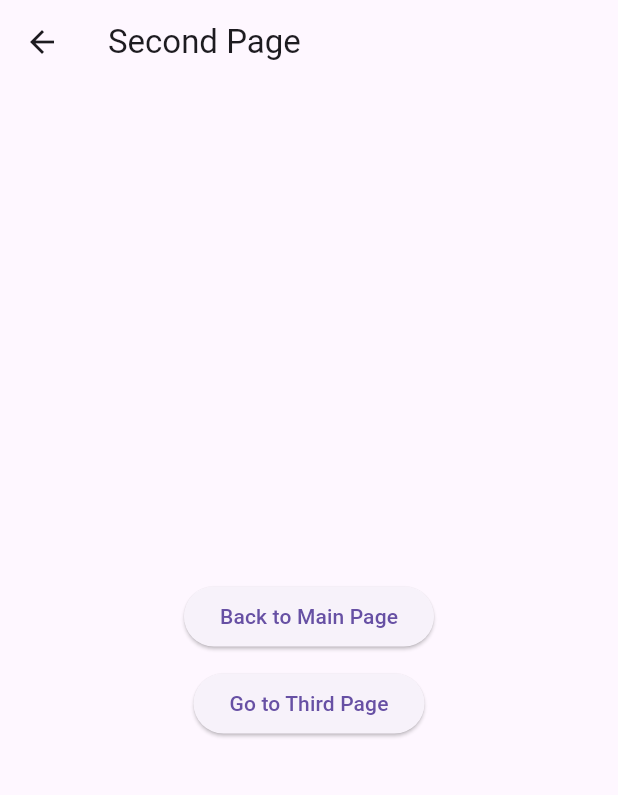
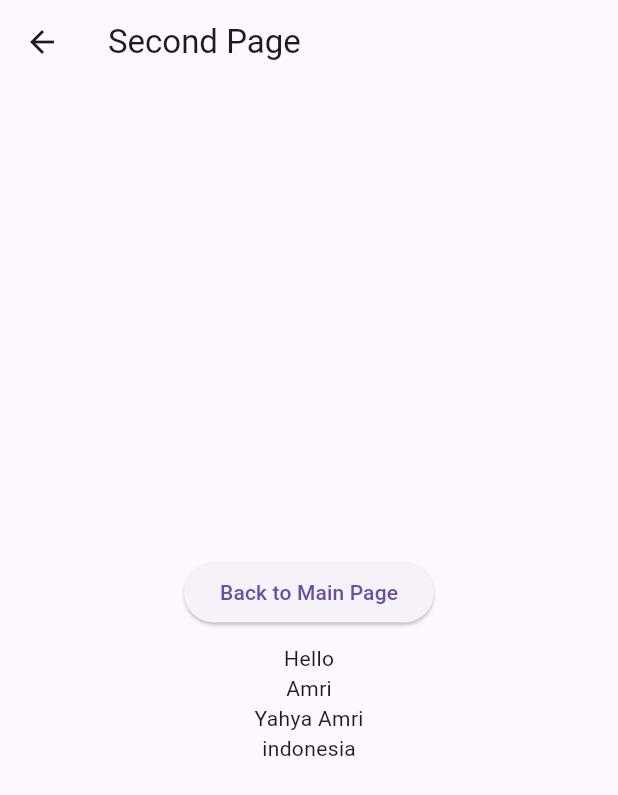
Before and after one commit to yahyaroot/GetX, a Flutter app: the MainPage screen opened directly, after a tap on "Go to Second Page", on a phone screen of 412 x 824 dp. Shown: the top 795 px of the screen. Run offline on Flutter 3.47's test engine with Material 3 defaults, Android fonts, the phone set to English and light mode, and no system bars; our stand-ins replace get.

Commit message:
learn navigation

```diff
--- a/lib/login_page.dart
+++ b/lib/login_page.dart
@@ -1,6 +1,5 @@
 import 'package:flutter/material.dart';
 import 'package:get/get.dart';
-import 'package:learngetx/main_page.dart';
 
 class LoginPage extends StatelessWidget {
   @override
@@ -9,7 +8,7 @@ class LoginPage extends StatelessWidget {
         body: Center(
       child: ElevatedButton(
         onPressed: () {
-          Get.off(MainPage());
+          Get.offNamed('main');
         },
         child: Text("LOGIN"),
       ),
--- a/lib/main_page.dart
+++ b/lib/main_page.dart
@@ -1,6 +1,5 @@
 import 'package:flutter/material.dart';
 import 'package:get/get.dart';
-import 'package:learngetx/second_page.dart';
 
 class MainPage extends StatelessWidget {
   @override
@@ -12,7 +11,8 @@ class MainPage extends StatelessWidget {
         body: Center(
           child: ElevatedButton(
             onPressed: () {
-              Get.to(SecondPage());
+              Get.toNamed('/second?name=Yahya Amri&from=indonesia',
+                  arguments: ['Hello', 'Amri']);
             },
             child: Text("Go to Second Page"),
           ),
--- a/lib/second_page.dart
+++ b/lib/second_page.dart
@@ -1,6 +1,5 @@
 import 'package:flutter/material.dart';
 import 'package:get/get.dart';
-import 'package:learngetx/third_page.dart';
 
 class SecondPage extends StatelessWidget {
   @override
@@ -22,14 +21,21 @@ class SecondPage extends StatelessWidget {
               SizedBox(
                 height: 10,
               ),
-              ElevatedButton(
-                onPressed: () async {
-                  String? result = await Get.to<String?>(ThirdPage());
 
-                  print("Hasil dari Result: " + (result ?? "null"));
-                },
-                child: Text("Go to Third Page"),
-              )
+              Column(
+                  children: (Get.arguments as List<String>)
+                      .map((e) => Text(e))
+                      .toList()),
+              Text(Get.parameters['name'] ?? "Jinom"),
+              Text(Get.parameters['from'] ?? "Revolusioner")
+              // ElevatedButton(
+              //   onPressed: () async {
+              //     String? result = await Get.toNamed<String?>('/third');
+
+              //     print("Hasil dari Result: " + (result ?? "null"));
+              //   },
+              //   child: Text("Go to Third Page"),
+              // )
             ],
           ),
         ));
--- a/lib/third_page.dart
+++ b/lib/third_page.dart
@@ -1,6 +1,5 @@
 import 'package:flutter/material.dart';
 import 'package:get/get.dart';
-import 'package:learngetx/main_page.dart';
 
 class ThirdPage extends StatelessWidget {
   @override
@@ -24,7 +23,7 @@ class ThirdPage extends StatelessWidget {
               ),
               ElevatedButton(
                 onPressed: () {
-                  Get.offAll(MainPage());
+                  Get.offAllNamed('/main');
                 },
                 child: Text("Back to Main Page"),
               )
```
Also changed, not shown: lib/main.dart (+11 -1 lines), 1 other file.
